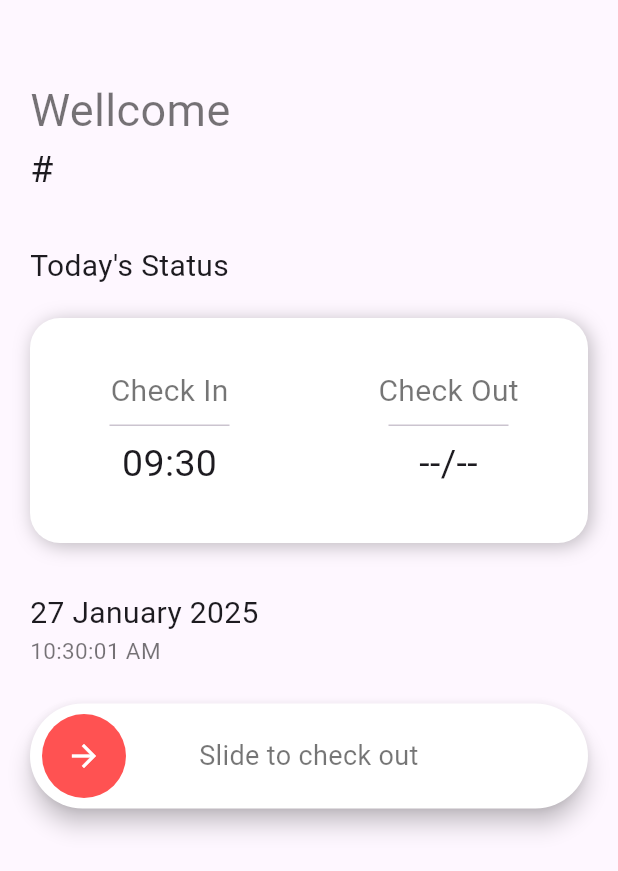
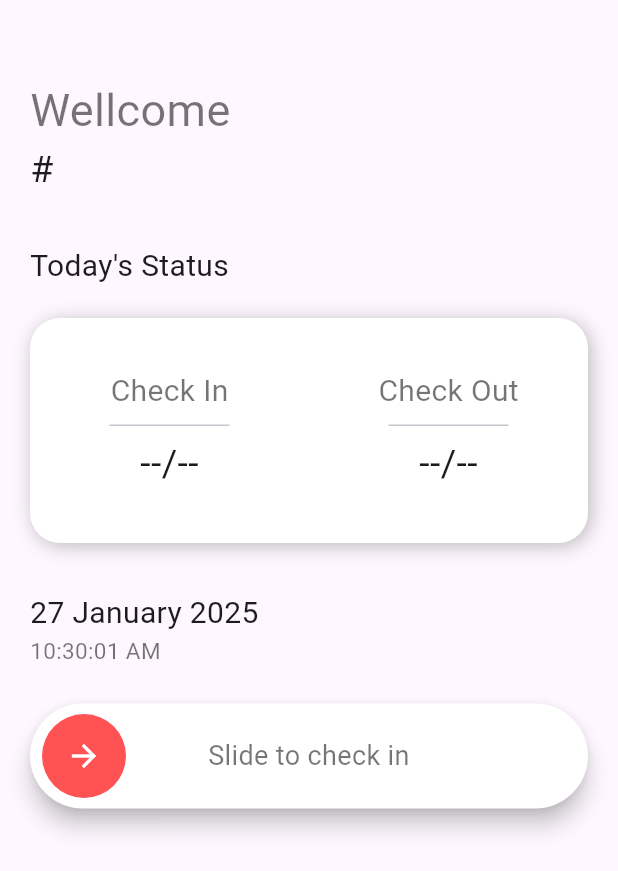
Before and after one commit to ShayanPoursadeghi/Employee-Attendance-System, a Flutter app: the AttendanceScreen screen opened directly, on a phone screen of 412 x 824 dp. Shown: the top 871 px of the screen. Run offline on Flutter 3.47's test engine with Material 3 defaults, Android fonts, the phone set to English and light mode, and no system bars; drawn by our look-alikes of slide_to_act; our stand-ins replace flutter_dotenv, font_awesome_flutter, supabase_flutter; missing offline and left inert: dart:ffi; accounts and stored records are empty.

Commit message:
time registration for check-in & check-out added

```diff
--- a/lib/screens/attendance_screen.dart
+++ b/lib/screens/attendance_screen.dart
@@ -1,5 +1,6 @@
 import 'package:employee_attendance_app/constants/constants.dart';
 import 'package:employee_attendance_app/models/user_model.dart';
+import 'package:employee_attendance_app/services/attendance_service.dart';
 import 'package:employee_attendance_app/services/db_service.dart';
 import 'package:flutter/material.dart';
 import 'package:flutter/widgets.dart';
@@ -18,7 +19,15 @@ class _AttendanceScreenState extends State<AttendanceScreen> {
   final GlobalKey<SlideActionState> key = GlobalKey<SlideActionState>();
 
   @override
+  void initState() {
+    Provider.of<AttendanceService>(context, listen: false).getTodayAttendance();
+    super.initState();
+  }
+
+  @override
   Widget build(BuildContext context) {
+    final attendanceService = Provider.of<AttendanceService>(context);
+
     return Scaffold(
         body: SingleChildScrollView(
       padding: const EdgeInsets.all(20),
@@ -73,7 +82,7 @@ class _AttendanceScreenState extends State<AttendanceScreen> {
                   )
                 ],
                 borderRadius: BorderRadius.all(Radius.circular(20))),
-            child: const Row(
+            child:  Row(
               mainAxisAlignment: MainAxisAlignment.center,
               crossAxisAlignment: CrossAxisAlignment.center,
               children: [
@@ -82,20 +91,20 @@ class _AttendanceScreenState extends State<AttendanceScreen> {
                   mainAxisAlignment: MainAxisAlignment.center,
                   crossAxisAlignment: CrossAxisAlignment.center,
                   children: [
-                    Text(
+                    const Text(
                       "Check In",
                       style: TextStyle(
                         fontSize: 20,
                         color: Colors.black54,
                       ),
                     ),
-                    SizedBox(
+                    const SizedBox(
                       width: 80,
                       child: Divider(),
                     ),
                     Text(
-                      "09:30",
-                      style: TextStyle(fontSize: 25),
+                      attendanceService.attendanceModel?.checkIn ?? '--/--',
+                      style: const TextStyle(fontSize: 25),
                     ),
                   ],
                 )),
@@ -104,20 +113,20 @@ class _AttendanceScreenState extends State<AttendanceScreen> {
                   mainAxisAlignment: MainAxisAlignment.center,
                   crossAxisAlignment: CrossAxisAlignment.center,
                   children: [
-                    Text(
+                    const Text(
                       "Check Out",
                       style: TextStyle(
                         fontSize: 20,
                         color: Colors.black54,
                       ),
                     ),
-                    SizedBox(
+                    const SizedBox(
                       width: 80,
                       child: Divider(),
                     ),
                     Text(
-                      "--/--",
-                      style: TextStyle(fontSize: 25),
+                      attendanceService.attendanceModel?.checkOut ??'--/--',
+                      style: const TextStyle(fontSize: 25),
                     ),
                   ],
                 )),
@@ -146,7 +155,7 @@ class _AttendanceScreenState extends State<AttendanceScreen> {
             margin: const EdgeInsets.only(top: 25),
             child: Builder(builder: (context) {
               return SlideAction(
-                text: "Slide to check out",
+                text: attendanceService.attendanceModel?.checkIn == null ? "Slide to check in" : "Slide to check out",
                 textStyle: const TextStyle(
                   color: Colors.black54,
                   fontSize: 18,
@@ -154,7 +163,8 @@ class _AttendanceScreenState extends State<AttendanceScreen> {
                 outerColor: Colors.white,
                 innerColor: Colors.redAccent,
                 key: key,
-                onSubmit: () {
+                onSubmit: () async{
+                  await attendanceService.markAttendance(context);
                   key.currentState!.reset();
                 },
               );
```
Also changed, not shown: lib/services/attendance_service.dart (+38 -0 lines).
